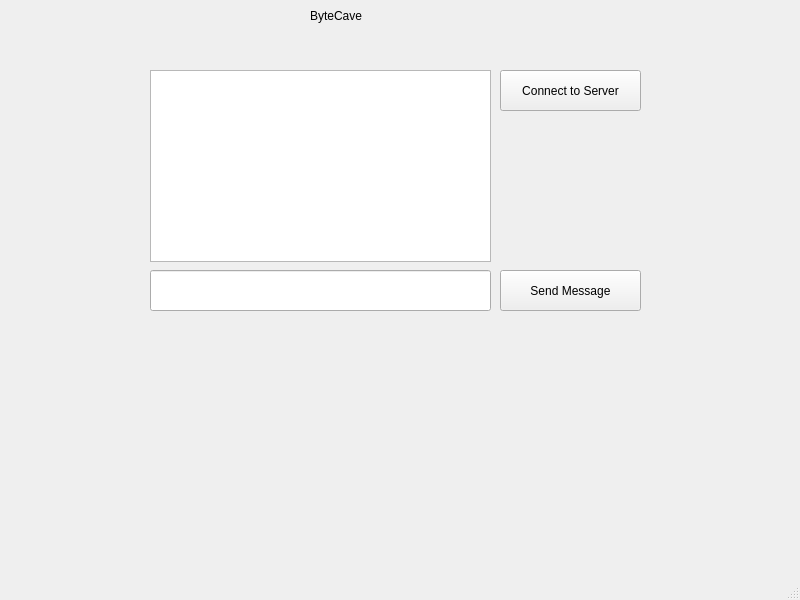
The window that mainwindow.ui (MohamedOuhami/ByteCaveClient) describes before a commit, drawn with Qt 5.
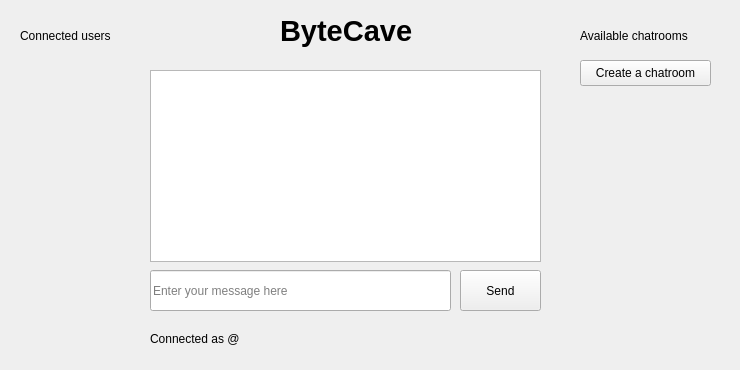
The same window after the commit.

Commit message: Added Printing Received messages from the server

What changed in the file:
```diff
--- a/mainwindow.ui
+++ b/mainwindow.ui
@@ -6,8 +6,8 @@
    <rect>
     <x>0</x>
     <y>0</y>
-    <width>800</width>
-    <height>600</height>
+    <width>740</width>
+    <height>370</height>
    </rect>
   </property>
   <property name="windowTitle">
@@ -17,40 +17,33 @@
    <widget class="QLabel" name="AppTitle">
     <property name="geometry">
      <rect>
-      <x>310</x>
-      <y>0</y>
-      <width>101</width>
-      <height>31</height>
+      <x>280</x>
+      <y>10</y>
+      <width>161</width>
+      <height>41</height>
      </rect>
     </property>
+    <property name="font">
+     <font>
+      <pointsize>22</pointsize>
+      <bold>true</bold>
+     </font>
+    </property>
     <property name="text">
      <string>ByteCave</string>
     </property>
    </widget>
-   <widget class="QPushButton" name="connectServerBtn">
-    <property name="geometry">
-     <rect>
-      <x>500</x>
-      <y>70</y>
-      <width>141</width>
-      <height>41</height>
-     </rect>
-    </property>
-    <property name="text">
-     <string>Connect to Server</string>
-    </property>
-   </widget>
    <widget class="QPushButton" name="sendMessageBtn">
     <property name="geometry">
      <rect>
-      <x>500</x>
+      <x>460</x>
       <y>270</y>
-      <width>141</width>
+      <width>81</width>
       <height>41</height>
      </rect>
     </property>
     <property name="text">
-     <string>Send Message</string>
+     <string>Send</string>
     </property>
    </widget>
    <widget class="QTextBrowser" name="chat">
@@ -58,7 +51,7 @@
      <rect>
       <x>150</x>
       <y>70</y>
-      <width>341</width>
+      <width>391</width>
       <height>192</height>
      </rect>
     </property>
@@ -68,23 +61,67 @@
      <rect>
       <x>150</x>
       <y>270</y>
-      <width>341</width>
+      <width>301</width>
       <height>41</height>
      </rect>
     </property>
+    <property name="placeholderText">
+     <string>Enter your message here</string>
+    </property>
    </widget>
+   <widget class="QLabel" name="label">
+    <property name="geometry">
+     <rect>
+      <x>580</x>
+      <y>20</y>
+      <width>131</width>
+      <height>31</height>
+     </rect>
+    </property>
+    <property name="text">
+     <string>Available chatrooms</string>
+    </property>
+   </widget>
+   <widget class="QLabel" name="label_2">
+    <property name="geometry">
+     <rect>
+      <x>20</x>
+      <y>20</y>
+      <width>131</width>
+      <height>31</height>
+     </rect>
+    </property>
+    <property name="text">
+     <string>Connected users</string>
+    </property>
+   </widget>
+   <widget class="QLabel" name="usernameTag">
+    <property name="geometry">
+     <rect>
+      <x>150</x>
+      <y>330</y>
+      <width>161</width>
+      <height>18</height>
+     </rect>
+    </property>
+    <property name="text">
+     <string>Connected as @</string>
+    </property>
+   </widget>
+   <widget class="QPushButton" name="createChatroomBtn">
+    <property name="geometry">
+     <rect>
+      <x>580</x>
+      <y>60</y>
+      <width>131</width>
+      <height>26</height>
+     </rect>
+    </property>
+    <property name="text">
+     <string>Create a chatroom</string>
+    </property>
+   </widget>
   </widget>
-  <widget class="QMenuBar" name="menubar">
-   <property name="geometry">
-    <rect>
-     <x>0</x>
-     <y>0</y>
-     <width>800</width>
-     <height>23</height>
-    </rect>
-   </property>
-  </widget>
-  <widget class="QStatusBar" name="statusbar"/>
  </widget>
  <resources/>
  <connections/>
```
The commit also changes 645 other files.
